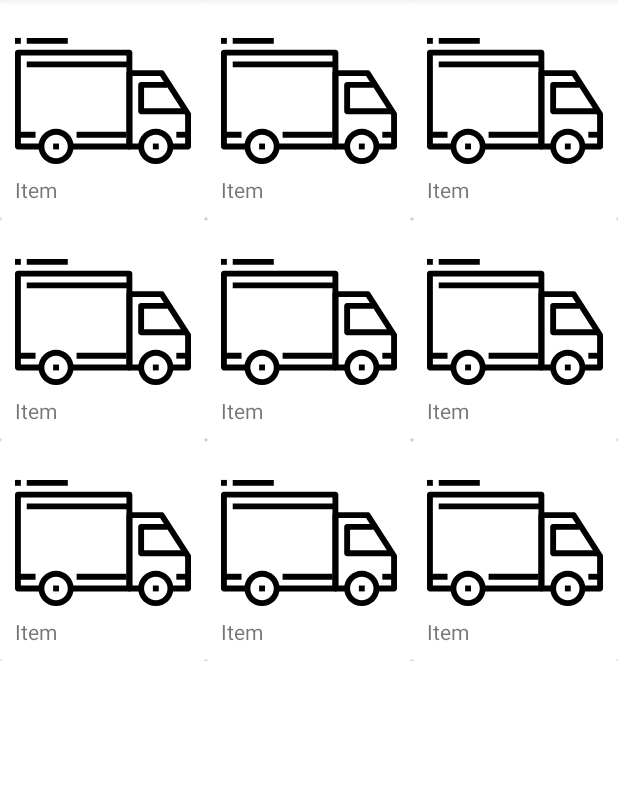
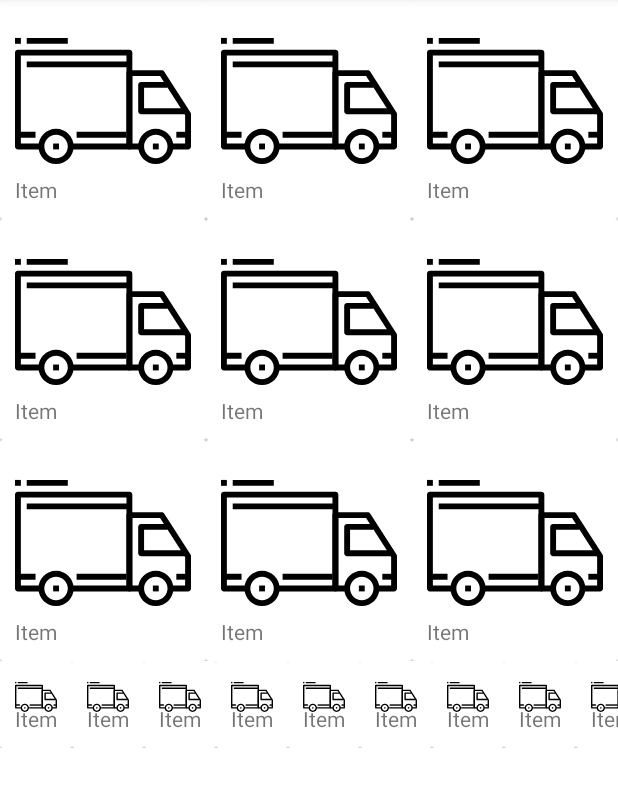
Before and after one commit to 1984Rakesh/AndroidGirdsAndLists, an Android app: the screen it shows after launch (MainActivity), on a phone screen of 412 x 824 dp, the part 86-893 px from its top. Run offline under Robolectric (Android 15) with nearby library versions, the phone set to English and light mode, and no system bars.

Commit message:
added horizontal list view

```diff
--- /dev/null
+++ b/app/src/main/java/com/rakesh/gridactivity/HorizontalListAdpater.kt
@@ -0,0 +1,31 @@
+package com.rakesh.gridactivity
+
+import android.view.View
+import android.view.ViewGroup
+import androidx.recyclerview.widget.RecyclerView
+
+class HorizontalListAdapter :
+    RecyclerView.Adapter<HorizontalListAdapter.GridItemViewRecyclerViewHolder>() {
+    class GridItemViewRecyclerViewHolder(val girdItemView: GridItemView) :
+        RecyclerView.ViewHolder(girdItemView) {
+
+    }
+
+    override fun onCreateViewHolder(
+        parent: ViewGroup,
+        viewType: Int
+    ): GridItemViewRecyclerViewHolder {
+        val gridItemView = GridItemView(parent.context)
+        return GridItemViewRecyclerViewHolder(gridItemView)
+    }
+
+    override fun onBindViewHolder(holder: GridItemViewRecyclerViewHolder, position: Int) {
+        val gridItemView = holder.girdItemView
+        gridItemView.textView.text = "Item"
+        gridItemView.imageView.setImageResource(R.drawable.ic_truck)
+    }
+
+    override fun getItemCount(): Int {
+        return 10
+    }
+}
--- a/app/src/main/java/com/rakesh/gridactivity/MainActivity.kt
+++ b/app/src/main/java/com/rakesh/gridactivity/MainActivity.kt
@@ -3,6 +3,9 @@ package com.rakesh.gridactivity
 import androidx.appcompat.app.AppCompatActivity
 import android.os.Bundle
 import android.widget.*
+import androidx.recyclerview.widget.DefaultItemAnimator
+import androidx.recyclerview.widget.LinearLayoutManager
+import androidx.recyclerview.widget.RecyclerView
 
 class MainActivity : AppCompatActivity() {
     override fun onCreate(savedInstanceState: Bundle?) {
@@ -11,5 +14,13 @@ class MainActivity : AppCompatActivity() {
 
         val gridView : GridView = findViewById(R.id.top_grid)
         gridView.adapter = GridAdapter(this)
+
+
+        val layoutManager : LinearLayoutManager =  LinearLayoutManager(this)
+        layoutManager.orientation = LinearLayoutManager.HORIZONTAL
+        val recyclerView : RecyclerView = findViewById(R.id.hlRecyclerView)
+        recyclerView.layoutManager = layoutManager
+        recyclerView.itemAnimator = DefaultItemAnimator()
+        recyclerView.adapter = HorizontalListAdapter()
     }
 }
--- a/app/src/main/res/layout/activity_main.xml
+++ b/app/src/main/res/layout/activity_main.xml
@@ -21,9 +21,9 @@
         app:layout_constraintTop_toBottomOf="@id/top_grid">
 
         <androidx.recyclerview.widget.RecyclerView
-            android:layout_height="0dp"
-            android:layout_width="0dp"
-            app:layout_constraintDimensionRatio="1:1"/>
+            android:id="@+id/hlRecyclerView"
+            android:layout_height="match_parent"
+            android:layout_width="match_parent" />
 
     </LinearLayout>
 
```
